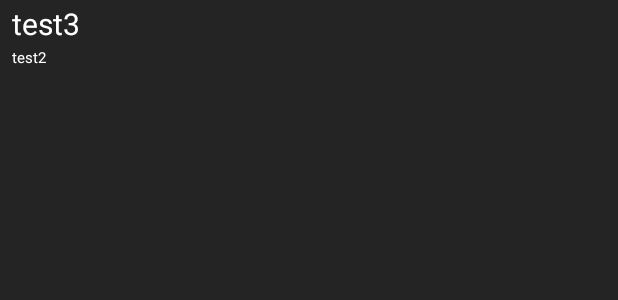
After one commit to erl97/BlueHome-App, an Android app: the layout error_row_layout.xml on its own in the app's theme, with its tools: preview values and no code run, on a phone screen of 412 x 824 dp. The commit adds this screen. Shown: the top 300 px of the screen. Run offline under Robolectric (Android 15) with nearby library versions, the phone set to English and light mode, and no system bars.

Commit message:
Added ErrorManager and Error Readout function

```diff
--- a/app/src/main/java/de/th_nuernberg/bluehome/BlueHomeDevice.java
+++ b/app/src/main/java/de/th_nuernberg/bluehome/BlueHomeDevice.java
@@ -3,6 +3,7 @@ package de.th_nuernberg.bluehome;
 import android.bluetooth.BluetoothDevice;
 import android.net.MacAddress;
 
+import java.util.ArrayList;
 import java.util.Objects;
 
 public class BlueHomeDevice {
@@ -28,6 +29,8 @@ public class BlueHomeDevice {
         this.deleteActive = dev.isDeleteActive();
         this.toRemove = dev.isToRemove();
     }
+
+
 
     public void setShownName(String shownName) {
         this.shownName = shownName;
--- a/app/src/main/java/de/th_nuernberg/bluehome/FindNewDevice.java
+++ b/app/src/main/java/de/th_nuernberg/bluehome/FindNewDevice.java
@@ -151,6 +151,7 @@ public class FindNewDevice extends AppCompatActivity {
                             {
                                 BlueHomeDevice dev = new BlueHomeDevice(device.getAddress(), device.getName());
                                 dev.setNodeType(Integer.parseInt(device.getName().substring(5, device.getName().length() - 9)));
+                                //dev.setNodeType(1);
                                 Log.i("DEVICE", "Created Device, node type " + dev.getNodeType());
                                 switch (dev.getNodeType()) {
                                     case 1:
@@ -187,7 +188,7 @@ public class FindNewDevice extends AppCompatActivity {
             return true;
         else
             return false;
-
+        //return true;
     }
 
 
--- /dev/null
+++ b/app/src/main/res/layout/error_row_layout.xml
@@ -0,0 +1,27 @@
+<?xml version="1.0" encoding="utf-8"?>
+<RelativeLayout xmlns:android="http://schemas.android.com/apk/res/android"
+    android:layout_width="match_parent"
+    android:layout_height="wrap_content">
+
+    <TextView
+        android:id="@+id/error_list_device_name"
+        android:layout_width="wrap_content"
+        android:layout_height="wrap_content"
+        android:textSize="20dp"
+        android:layout_marginTop="2dp"
+        android:layout_toRightOf="@id/device_list_img"
+        android:layout_marginLeft="8dp"
+        android:text="test3" />
+
+    <TextView
+        android:id="@+id/error_list_error_desc"
+        android:layout_width="wrap_content"
+        android:layout_height="wrap_content"
+        android:textSize="10dp"
+        android:layout_below="@id/error_list_device_name"
+        android:layout_alignStart="@id/device_list_name"
+        android:layout_marginTop="2dp"
+        android:layout_marginBottom="2dp"
+        android:layout_marginLeft="8dp"
+        android:text="test2" />
+</RelativeLayout>
--- a/app/src/main/res/values/strings.xml
+++ b/app/src/main/res/values/strings.xml
@@ -38,4 +38,5 @@
     <string name="ok">OK</string>
     <string name="save">Save</string>
     <string name="type">Type</string>
+    <string name="error_not_available">Device not reachable</string>
 </resources>
```
Also changed, not shown: app/src/main/java/de/th_nuernberg/bluehome/BLEconnectionManager.java (+92 -12 lines), app/src/main/java/de/th_nuernberg/bluehome/ErrorListAdapter.java (added, +72 -0 lines), app/src/main/java/de/th_nuernberg/bluehome/ErrorObject.java (+17 -2 lines), app/src/main/java/de/th_nuernberg/bluehome/StartActivity.java (+53 -1 lines), app/src/main/res/layout/activity_start.xml (+15 -13 lines), 1 other file.
